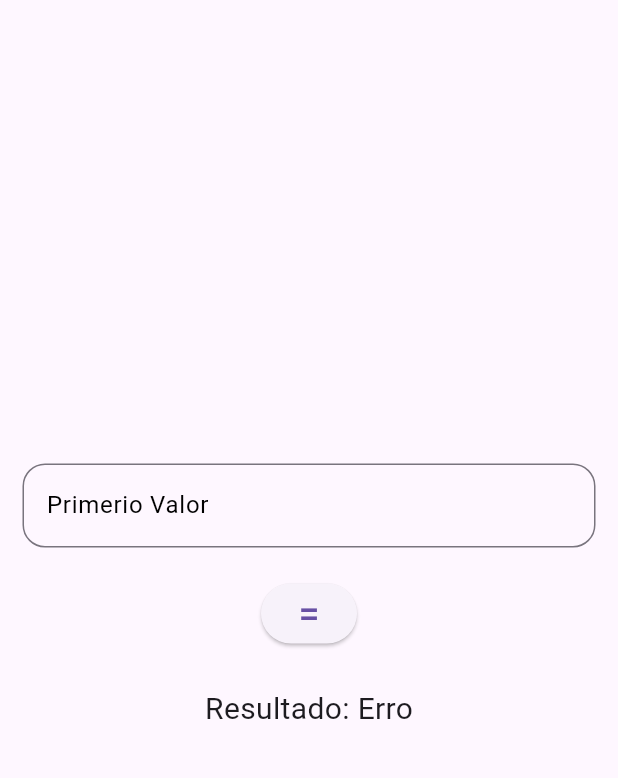
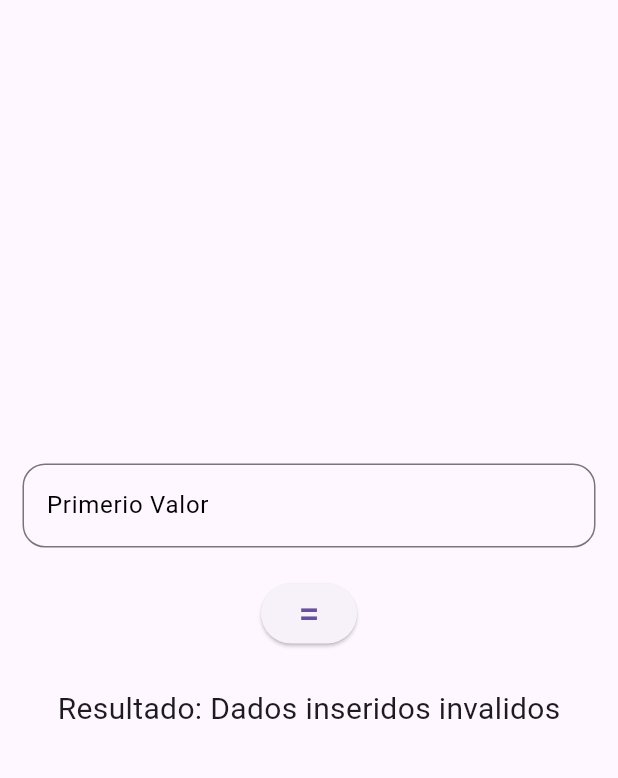
Before and after one commit to HiroGarcia/sprint_9_lifeados, a Flutter app: the ImparOuPar screen opened by its route, after a tap on an icon or button, on a phone screen of 412 x 824 dp, the part 63-841 px from its top. Run offline on Flutter 3.47's test engine with Material 3 defaults, Android fonts, the phone set to English and light mode, and no system bars.

Commit message:
Padronizando erros de entrada

```diff
--- a/lib/pages/impar_par_page.dart
+++ b/lib/pages/impar_par_page.dart
@@ -10,13 +10,13 @@ class ImparOuPar extends StatefulWidget {
 }
 
 class _ImparOuParState extends State<ImparOuPar> {
-  String resultado = 'Teste';
+  String resultado = '';
   var _controler1 = '';
 
   calculator() {
     // ignore: unnecessary_null_comparison
     if (double.tryParse(_controler1) == null) {
-      resultado = 'Erro';
+      resultado = 'Dados inseridos invalidos';
     } else {
       if (double.tryParse(_controler1)! % 2 == 0) {
         resultado = 'Par';
```
